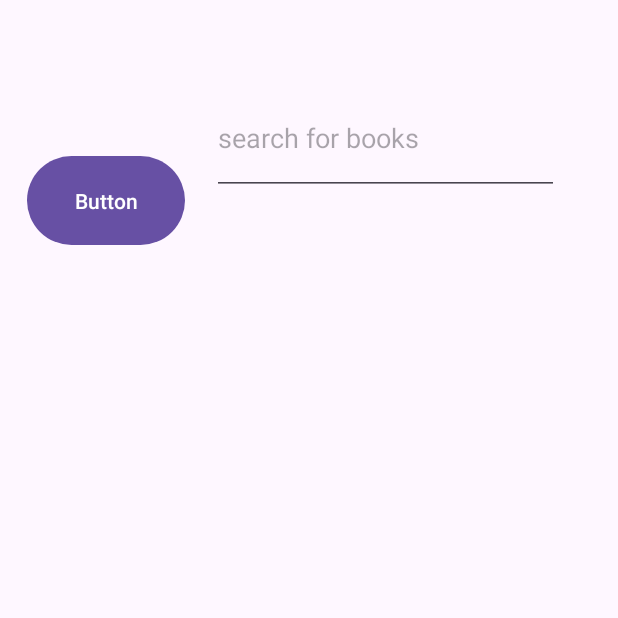
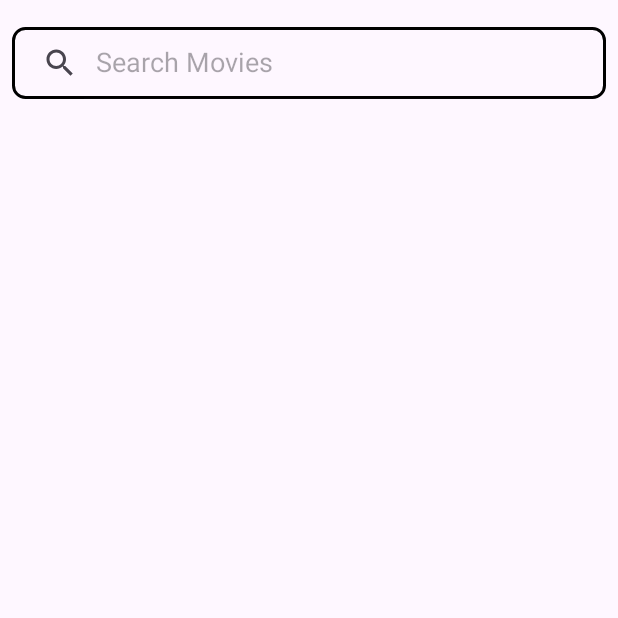
Before and after one commit to 8Martina8/bookish-android-app, an Android app: the SearchActivity screen opened directly, with no data from a screen before it, on a phone screen of 412 x 824 dp, the top half of it. Run offline under Robolectric (Android 15) with nearby library versions, the phone set to English and light mode, and no system bars; our stand-ins replace Picasso; pictures from the network do not load.

Commit message:
added animation to cards

```diff
--- a/app/src/main/java/com/example/bookish/adapters/BooksRecyclerViewAdapter.java
+++ b/app/src/main/java/com/example/bookish/adapters/BooksRecyclerViewAdapter.java
@@ -4,10 +4,12 @@ import android.content.Context;
 import android.view.LayoutInflater;
 import android.view.View;
 import android.view.ViewGroup;
+import android.view.animation.AnimationUtils;
 import android.widget.ImageView;
 import android.widget.TextView;
 
 import androidx.annotation.NonNull;
+import androidx.cardview.widget.CardView;
 import androidx.recyclerview.widget.RecyclerView;
 
 import com.bumptech.glide.Glide;
@@ -56,6 +58,8 @@ public class BooksRecyclerViewAdapter extends RecyclerView.Adapter<BooksRecycler
         } else {
             holder.authorName.setText("Unknown Author");
         }
+
+        holder.cardView.startAnimation(AnimationUtils.loadAnimation(context, R.anim.anim_search_cards));
     }
 
     @Override
@@ -64,11 +68,13 @@ public class BooksRecyclerViewAdapter extends RecyclerView.Adapter<BooksRecycler
     }
 
     public static class BookViewHolder extends RecyclerView.ViewHolder {
+        CardView cardView;
         ImageView imageView;
         TextView rating, bookTitle, authorName;
         public BookViewHolder(@NonNull View itemView) {
             super(itemView);
 
+            cardView = itemView.findViewById(R.id.book_card);
             imageView = itemView.findViewById(R.id.img_book);
 
             rating = itemView.findViewById(R.id.txt_rating);
--- a/app/src/main/java/com/example/bookish/search/view/SearchActivity.java
+++ b/app/src/main/java/com/example/bookish/search/view/SearchActivity.java
@@ -6,6 +6,7 @@ import android.util.Log;
 import android.view.View;
 import android.widget.Button;
 import android.widget.EditText;
+import android.widget.SearchView;
 import android.widget.TextView;
 import android.widget.Toast;
 
@@ -34,15 +35,13 @@ import retrofit2.Callback;
 import retrofit2.Response;
 
 public class SearchActivity extends AppCompatActivity {
-    private LocalDatabaseImpl localDatabase;
     private RemoteDataSource apiClient;
 
     private RecyclerView recyclerView;
     private BooksRecyclerViewAdapter adapter;
     private ArrayList<Book> books;
 
-    private Button searchBtn;
-    private EditText searchQueryET;
+    private SearchView searchView;
 
     @SuppressLint("NotifyDataSetChanged")
     @Override
@@ -57,7 +56,6 @@ public class SearchActivity extends AppCompatActivity {
             return insets;
         });
 
-        localDatabase = new LocalDatabaseImpl(this);
         apiClient = new ApiClient();
 
         books = new ArrayList<>();
@@ -66,13 +64,21 @@ public class SearchActivity extends AppCompatActivity {
         recyclerView.setAdapter(adapter);
         recyclerView.setLayoutManager(new GridLayoutManager(this, 2));
 
-        searchQueryET = findViewById(R.id.searchQueryET);
+        searchView = findViewById(R.id.booksSearchView);
+        searchView.clearFocus();
 
-        searchBtn = findViewById(R.id.searchBooksBtn);
-        searchBtn.setOnClickListener(v -> {
-            String query = searchQueryET.getText().toString();
+        searchView.setOnQueryTextListener(new SearchView.OnQueryTextListener() {
+            @Override
+            public boolean onQueryTextSubmit(String query) {
+                searchBooks(query);
+                searchView.clearFocus();
+                return true;
+            }
 
-            searchBooks(query);
+            @Override
+            public boolean onQueryTextChange(String newText) {
+                return false;
+            }
         });
     }
 
@@ -103,6 +109,7 @@ public class SearchActivity extends AppCompatActivity {
     private void updateSearchResults() {
         adapter.setBooks(books);
         adapter.notifyDataSetChanged();
+        recyclerView.scrollToPosition(0);
     }
 
     private void toast(String text) {
--- /dev/null
+++ b/app/src/main/res/anim/anim_search_cards.xml
@@ -0,0 +1,14 @@
+<?xml version="1.0" encoding="utf-8"?>
+<set xmlns:android="http://schemas.android.com/apk/res/android" android:duration="600">
+    <alpha android:fromAlpha="0"
+        android:toAlpha="1"/>
+<!--    <translate android:fromYDelta="-200%"-->
+<!--        android:toYDelta="0%"/>-->
+    <rotate android:fromDegrees="-15"
+        android:toDegrees="0"/>
+    <scale android:fromXScale="0.5"
+        android:fromYScale="0.5"
+        android:toXScale="1"
+        android:toYScale="1"/>
+
+</set>
--- /dev/null
+++ b/app/src/main/res/drawable/book_search_view_bg.xml
@@ -0,0 +1,6 @@
+<?xml version="1.0" encoding="utf-8"?>
+<shape xmlns:android="http://schemas.android.com/apk/res/android">
+    <corners android:radius="8dp"/>
+    <stroke android:width="2dp"/>
+
+</shape>
--- a/app/src/main/res/layout/activity_search.xml
+++ b/app/src/main/res/layout/activity_search.xml
@@ -7,41 +7,34 @@
     android:layout_height="match_parent"
     tools:context=".search.view.SearchActivity">
 
+    <LinearLayout
+        android:orientation="vertical"
+        android:layout_width="match_parent"
+        android:layout_height="match_parent"
+        android:paddingTop="10dp">
+
+        <SearchView
+            android:id="@+id/booksSearchView"
+            android:layout_width="match_parent"
+            android:layout_height="wrap_content"
+            android:layout_margin="8dp"
+            android:background="@drawable/book_search_view_bg"
+            android:queryHint="Search Movies"
+            android:iconifiedByDefault="false">
+
+        </SearchView>
+
         <androidx.recyclerview.widget.RecyclerView
             android:id="@+id/searchBooksRecyclerView"
-        android:layout_width="412dp"
-        android:layout_height="577dp"
+            android:layout_width="wrap_content"
+            android:layout_height="wrap_content"
+            android:layout_marginTop="15dp"
             app:layout_constraintBottom_toBottomOf="parent"
             app:layout_constraintEnd_toEndOf="parent"
             app:layout_constraintStart_toStartOf="parent"
             app:layout_constraintTop_toTopOf="parent"
             app:layout_constraintVertical_bias="1.0" />
 
-    <Button
-        android:id="@+id/searchBooksBtn"
-        android:layout_width="105dp"
-        android:layout_height="67dp"
-        android:text="Button"
-        app:layout_constraintBottom_toTopOf="@+id/searchBooksRecyclerView"
-        app:layout_constraintEnd_toStartOf="@+id/searchQueryET"
-        app:layout_constraintStart_toStartOf="parent"
-        app:layout_constraintTop_toTopOf="parent"
-        app:layout_constraintVertical_bias="0.556" />
-
-    <EditText
-        android:id="@+id/searchQueryET"
-        android:layout_width="231dp"
-        android:layout_height="75dp"
-        android:layout_marginEnd="16dp"
-        android:ems="10"
-        android:hint="search for books"
-        android:inputType="text"
-        android:text=""
-        app:layout_constraintBottom_toBottomOf="parent"
-        app:layout_constraintEnd_toEndOf="parent"
-        app:layout_constraintHorizontal_bias="0.859"
-        app:layout_constraintStart_toStartOf="parent"
-        app:layout_constraintTop_toTopOf="parent"
-        app:layout_constraintVertical_bias="0.073" />
+    </LinearLayout>
 
 </androidx.constraintlayout.widget.ConstraintLayout>
--- a/app/src/main/res/layout/book_item.xml
+++ b/app/src/main/res/layout/book_item.xml
@@ -8,7 +8,9 @@
     android:orientation="vertical"
     android:clipToPadding="false"
     android:clipChildren="false">
+
     <androidx.cardview.widget.CardView
+        android:id="@+id/book_card"
         android:layout_width="wrap_content"
         android:layout_height="280dp"
         android:layout_margin="2dp"
@@ -18,8 +20,8 @@
         app:layout_constraintTop_toTopOf="parent"
         android:scaleX="0.9"
         android:scaleY="0.9"
-app:cardBackgroundColor="@color/book_item_bg"
->
+        app:cardBackgroundColor="@color/book_item_bg">
+
         <TextView
             android:id="@+id/txt_rating"
             android:layout_width="wrap_content"
@@ -41,6 +43,7 @@ app:cardBackgroundColor="@color/book_item_bg"
             android:translationZ="8dp"
             android:scaleX="0.7"
             android:scaleY="0.7"/>
+
         <androidx.cardview.widget.CardView
             android:id="@+id/cardView3"
             android:layout_width="150dp"
@@ -54,8 +57,6 @@ app:cardBackgroundColor="@color/book_item_bg"
             app:layout_constraintStart_toStartOf="parent"
             app:layout_constraintTop_toTopOf="parent">
 
-
-
             <ImageView
                 android:id="@+id/img_book"
                 android:layout_width="match_parent"
@@ -63,8 +64,6 @@ app:cardBackgroundColor="@color/book_item_bg"
                 android:scaleType="centerCrop" />
 
         </androidx.cardview.widget.CardView>
-
-
 
         <LinearLayout
             android:layout_width="180dp"
```
Lines whose indentation alone changed are shown as unchanged.
